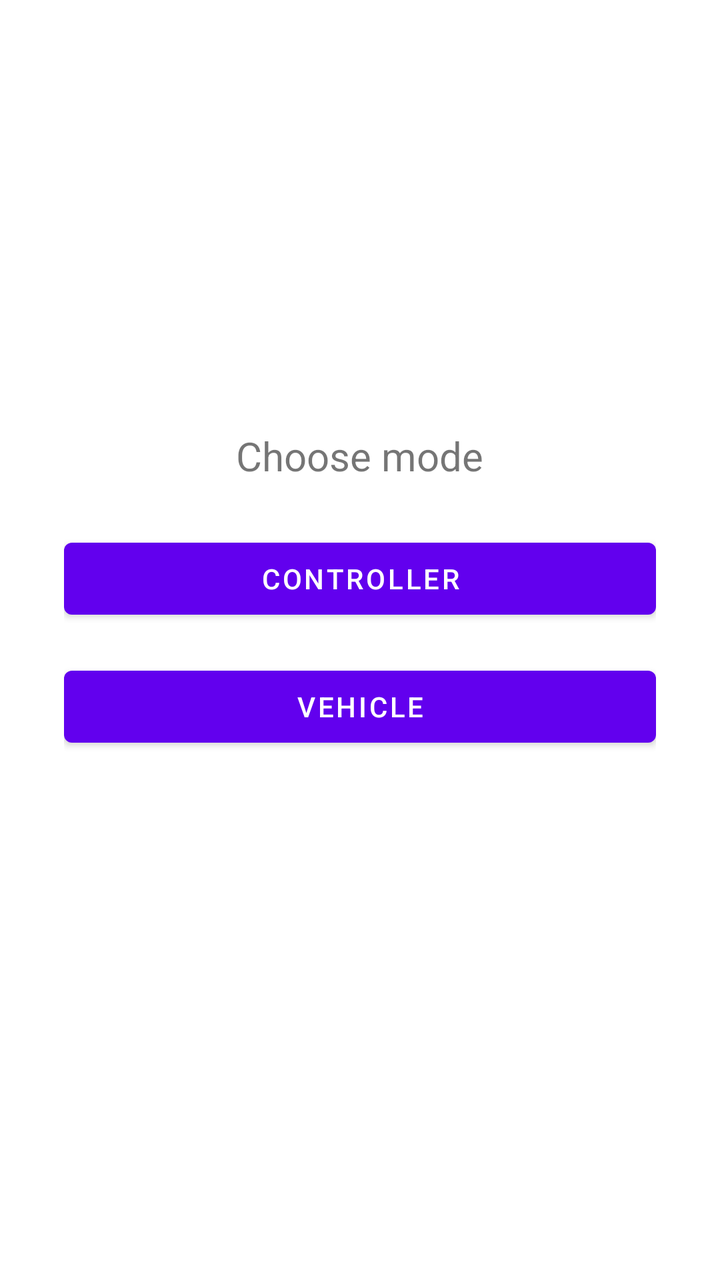
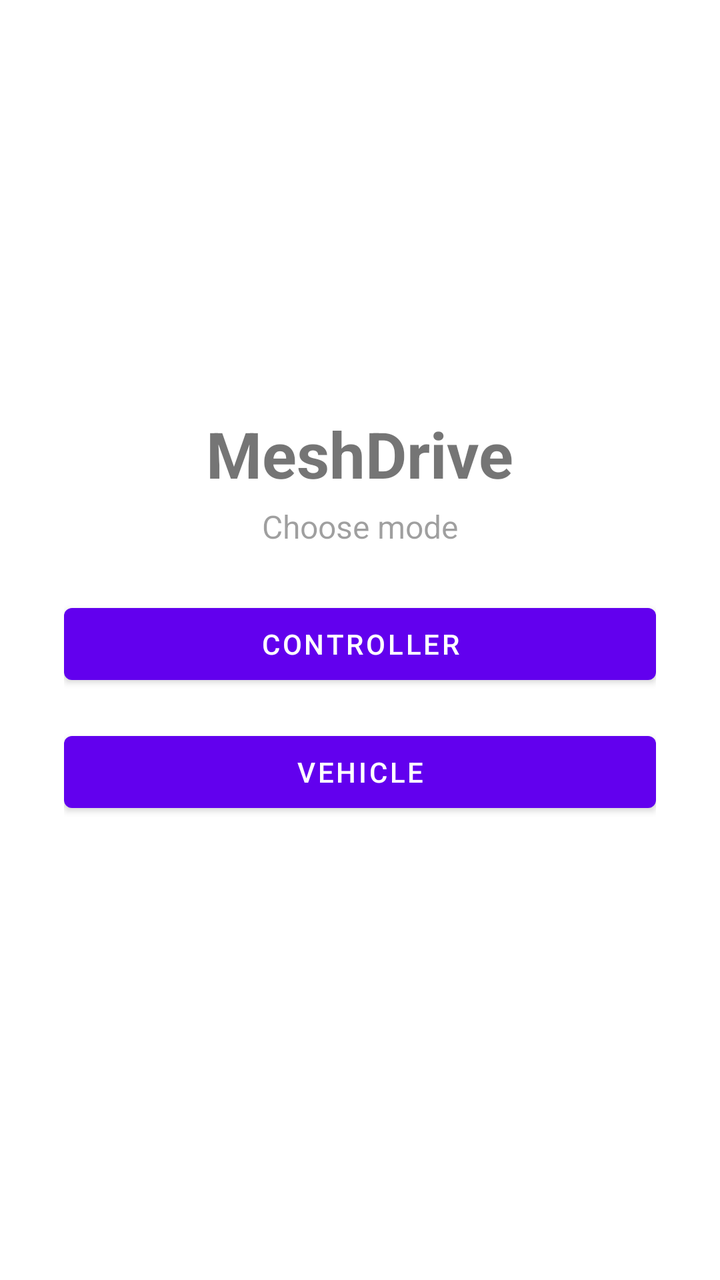

Compare the two renders of this Android layout. The source of the first and the diff that turns it into the second are given below.
<!-- AndroidManifest.xml: application theme Theme.RcVehicle -->
<!-- res/layout/activity_main.xml -->
<?xml version="1.0" encoding="utf-8"?>
<LinearLayout xmlns:android="http://schemas.android.com/apk/res/android"
    android:layout_width="match_parent"
    android:layout_height="match_parent"
    android:orientation="vertical"
    android:gravity="center"
    android:padding="32dp">

    <TextView
        android:id="@+id/title"
        android:layout_width="wrap_content"
        android:layout_height="wrap_content"
        android:text="@string/mode_picker_title"
        android:textSize="20sp"
        android:layout_marginBottom="24dp" />

    <Button
        android:id="@+id/buttonController"
        android:layout_width="match_parent"
        android:layout_height="wrap_content"
        android:text="@string/mode_controller" />

    <Space
        android:layout_width="match_parent"
        android:layout_height="16dp" />

    <Button
        android:id="@+id/buttonVehicle"
        android:layout_width="match_parent"
        android:layout_height="wrap_content"
        android:text="@string/mode_vehicle" />

    <TextView
        android:id="@+id/textAppVersion"
        android:layout_width="wrap_content"
        android:layout_height="wrap_content"
        android:layout_marginTop="32dp"
        android:textSize="12sp"
        android:alpha="0.6" />

</LinearLayout>
<!-- resources referenced by this layout -->
<resources>
  <string name="mode_controller">Controller</string>
  <string name="mode_picker_title">Choose mode</string>
  <string name="mode_vehicle">Vehicle</string>
  <style name="Theme.RcVehicle" parent="Theme.MaterialComponents.DayNight.NoActionBar" />
</resources>

<!-- the commit's change to res/layout/activity_main.xml (unified diff, before → after) -->
@@ -7,11 +7,21 @@
     android:padding="32dp">
 
     <TextView
+        android:id="@+id/textAppName"
+        android:layout_width="wrap_content"
+        android:layout_height="wrap_content"
+        android:text="@string/app_name"
+        android:textSize="32sp"
+        android:textStyle="bold"
+        android:layout_marginBottom="4dp" />
+
+    <TextView
         android:id="@+id/title"
         android:layout_width="wrap_content"
         android:layout_height="wrap_content"
         android:text="@string/mode_picker_title"
-        android:textSize="20sp"
+        android:textSize="16sp"
+        android:alpha="0.7"
         android:layout_marginBottom="24dp" />
 
     <Button
@@ -30,11 +40,20 @@
         android:layout_height="wrap_content"
         android:text="@string/mode_vehicle" />
 
+    
+    <CheckBox
+        android:id="@+id/checkDebugMode"
+        android:layout_width="wrap_content"
+        android:layout_height="wrap_content"
+        android:layout_marginTop="32dp"
+        android:text="@string/main_debug_mode"
+        android:visibility="gone" />
+
     <TextView
         android:id="@+id/textAppVersion"
         android:layout_width="wrap_content"
         android:layout_height="wrap_content"
-        android:layout_marginTop="32dp"
+        android:layout_marginTop="8dp"
         android:textSize="12sp"
         android:alpha="0.6" />
 
<!-- resource entries referenced after the edit -->
@@ -1,5 +1,7 @@
 <!-- resources referenced by this layout -->
 <resources>
+  <string name="app_name">MeshDrive</string>
+  <string name="main_debug_mode">Debug mode (addresses, logs, FPS/latency, wifi fallback)</string>
   <string name="mode_controller">Controller</string>
   <string name="mode_picker_title">Choose mode</string>
   <string name="mode_vehicle">Vehicle</string>
